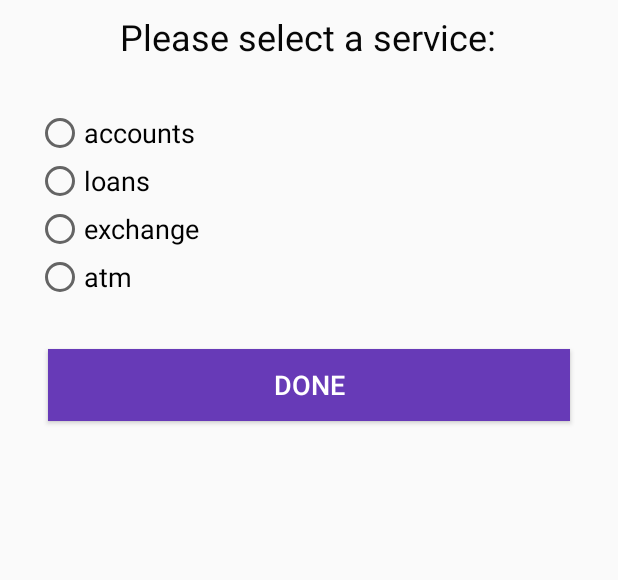
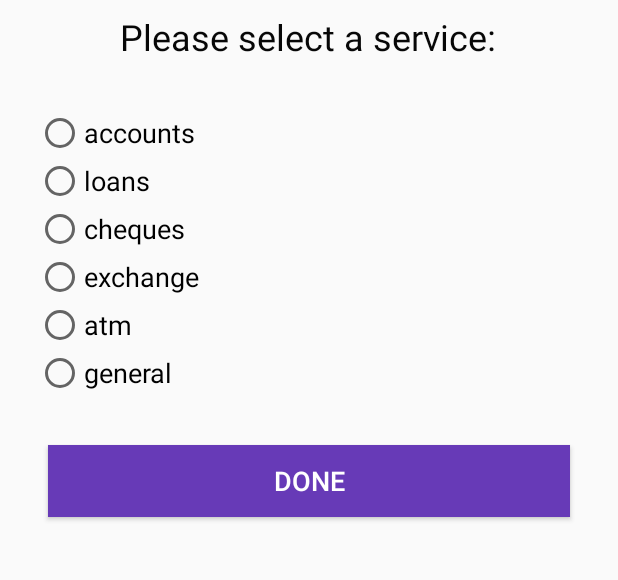
Before and after one commit to rishabh-khurana/ioT-BankingApp, an Android app: the layout activity_select_service.xml on its own in the app's theme, with its tools: preview values and no code run, on a phone screen of 412 x 824 dp, the part 256-836 px from its top. Run offline under Robolectric (Android 15) with nearby library versions, the phone set to English and light mode, and no system bars; network calls fail.

Commit message:
patch fix

```diff
--- a/app/src/main/java/com/example/bankassist/MainActivity.kt
+++ b/app/src/main/java/com/example/bankassist/MainActivity.kt
@@ -44,7 +44,7 @@ class MainActivity : AppCompatActivity() {
     fun isCustomerAuthenticated(IDVal: String,passwordVal:String) {
         val queue = Volley.newRequestQueue(this)
         // format is of type http://34.87.233.248:5000/auth?"customer_id"="12345"&"password"="Pass123"
-        val API_URL="http://34.87.233.248:5000/auth?password=${IDVal}&customer_id=${passwordVal}"
+        val API_URL="http://34.87.233.248:5000/auth?password=${passwordVal}&customer_id=${IDVal}"
         val request = StringRequest(Request.Method.POST, API_URL,
             Response.Listener { response ->
                 // Navigate to the Services page if Authenticated
--- a/app/src/main/res/layout/activity_select_service.xml
+++ b/app/src/main/res/layout/activity_select_service.xml
@@ -59,6 +59,13 @@
             android:textSize="18sp" />
 
         <RadioButton
+            android:id="@+id/radioButton11"
+            android:layout_width="match_parent"
+            android:layout_height="wrap_content"
+            android:text="cheques"
+            android:textSize="18sp" />
+
+        <RadioButton
             android:id="@+id/radioButton4"
             android:layout_width="match_parent"
             android:layout_height="wrap_content"
@@ -70,6 +77,13 @@
             android:layout_width="match_parent"
             android:layout_height="wrap_content"
             android:text="atm"
+            android:textSize="18sp" />
+
+        <RadioButton
+            android:id="@+id/radioButton10"
+            android:layout_width="match_parent"
+            android:layout_height="wrap_content"
+            android:text="general"
             android:textSize="18sp" />
     </RadioGroup>
 
```
Also changed, not shown: app/src/main/res/layout/activity_feedback_page.xml (+5 -5 lines).
